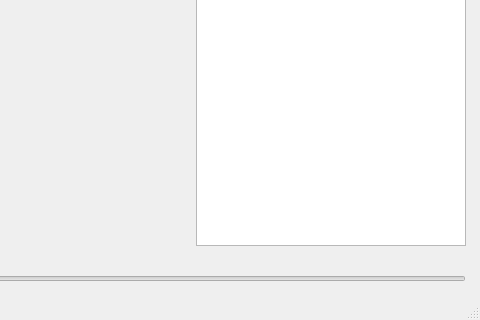
The window that csImgTracker/Window.ui (cscosine/csImgTracker) describes before a commit, drawn with Qt 5; both pictures show x 620 to 1100 and y 380 to 700 of the 1100 by 700 pixel window.
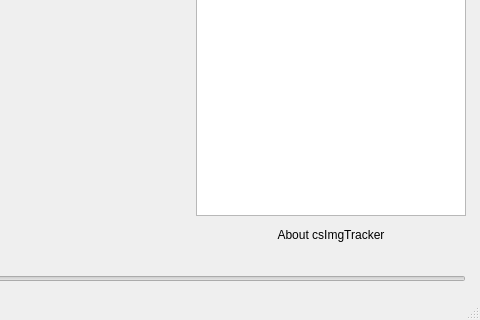
The same window after the commit. Custom widgets are drawn as their Qt base class.

Commit message: About dialog: the project on GitHub, the version, the components and their licenses

```diff
--- a/csImgTracker/Window.ui
+++ b/csImgTracker/Window.ui
@@ -281,6 +281,19 @@
           </column>
          </widget>
         </item>
+        <item>
+         <widget class="QPushButton" name="pushButtonAbout">
+          <property name="text">
+           <string>About csImgTracker</string>
+          </property>
+          <property name="toolTip">
+           <string>The project, its version, the components it is built with and their licenses</string>
+          </property>
+          <property name="flat">
+           <bool>true</bool>
+          </property>
+         </widget>
+        </item>
        </layout>
       </widget>
      </widget>
```
The commit also changes 7 other files.
